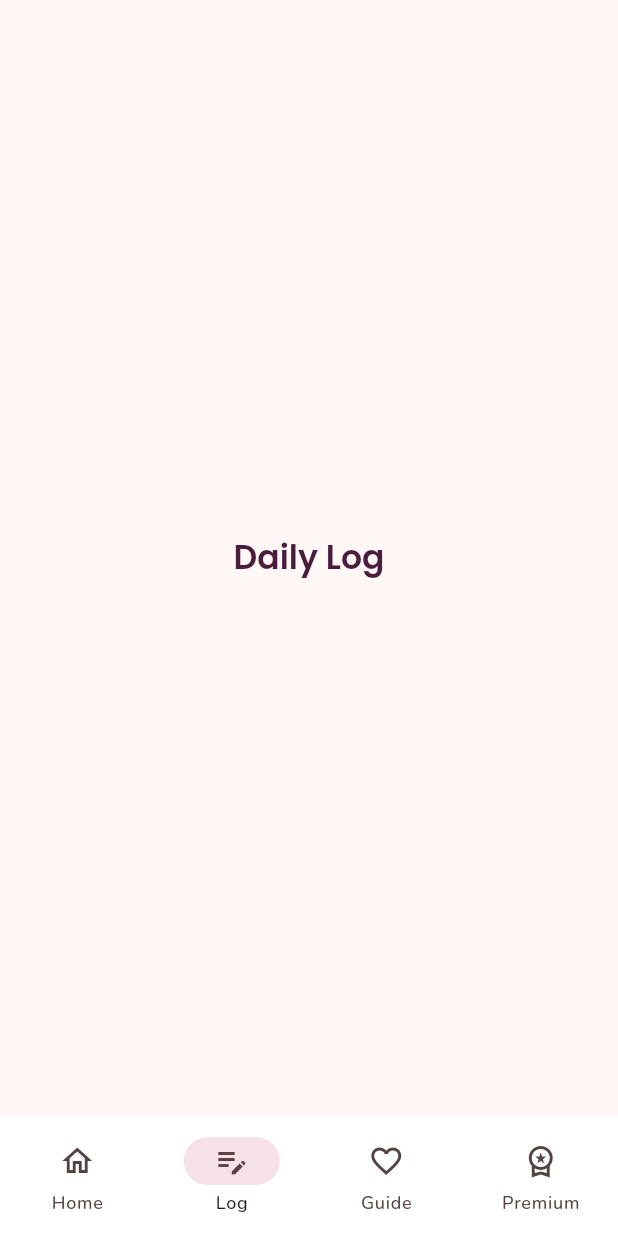
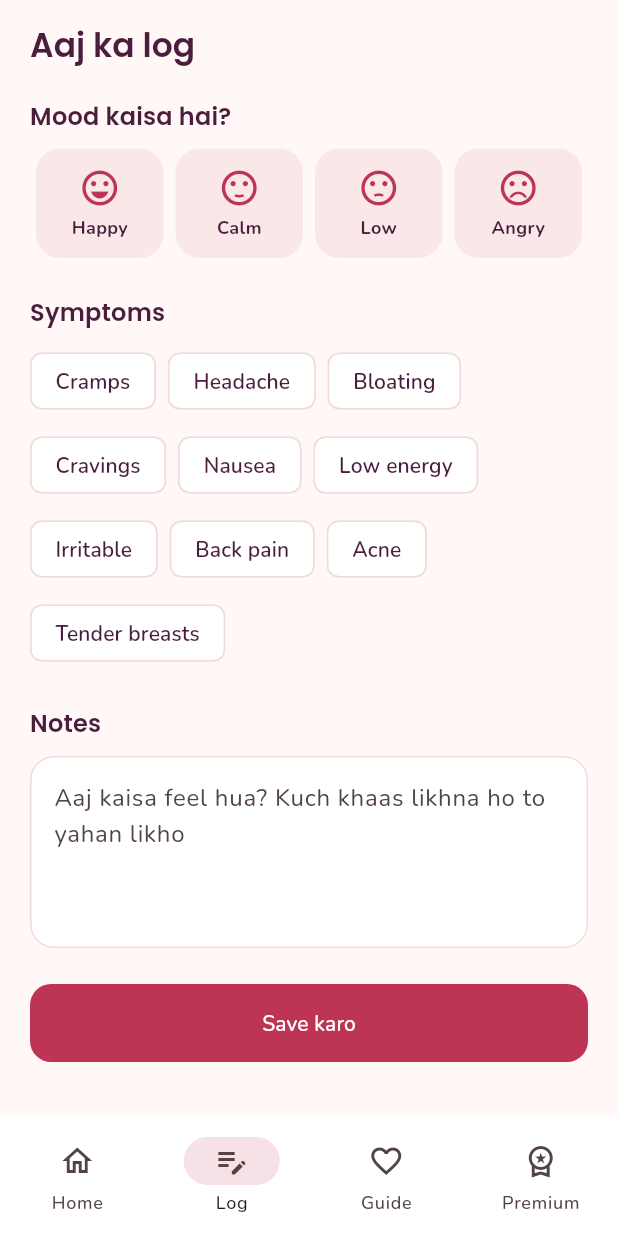
Before and after one commit to SirajAbbas12/menstrual-partner-app, a Flutter app: the screen it shows after launch, item 2 of the bottom bar chosen, on a phone screen of 412 x 824 dp. Run offline on Flutter 3.47's test engine with Material 3 defaults, Android fonts, the phone set to English and light mode, and no system bars; our stand-ins replace flutter_riverpod, google_fonts.

Commit message:
Daily log screen

```diff
--- /dev/null
+++ b/lib/features/logger/log_screen.dart
@@ -0,0 +1,152 @@
+import 'package:flutter/material.dart';
+import '../../core/theme/app_theme.dart';
+
+class LogScreen extends StatefulWidget {
+  const LogScreen({super.key});
+
+  @override
+  State<LogScreen> createState() => _LogScreenState();
+}
+
+class _LogScreenState extends State<LogScreen> {
+  static const _moods = <(String, IconData)>[
+    ('Happy', Icons.sentiment_very_satisfied),
+    ('Calm', Icons.sentiment_satisfied),
+    ('Low', Icons.sentiment_dissatisfied),
+    ('Angry', Icons.sentiment_very_dissatisfied),
+  ];
+
+  static const _symptoms = [
+    'Cramps',
+    'Headache',
+    'Bloating',
+    'Cravings',
+    'Nausea',
+    'Low energy',
+    'Irritable',
+    'Back pain',
+    'Acne',
+    'Tender breasts',
+  ];
+
+  int? _mood;
+  final Set<String> _selected = {};
+  final _notes = TextEditingController();
+
+  @override
+  void dispose() {
+    _notes.dispose();
+    super.dispose();
+  }
+
+  void _save() {
+    ScaffoldMessenger.of(context).showSnackBar(
+      const SnackBar(content: Text('Aaj ka log save ho gaya')),
+    );
+  }
+
+  @override
+  Widget build(BuildContext context) {
+    final theme = Theme.of(context);
+    return SafeArea(
+      child: ListView(
+        padding: const EdgeInsets.fromLTRB(20, 16, 20, 24),
+        children: [
+          Text('Aaj ka log', style: theme.textTheme.headlineSmall),
+          const SizedBox(height: 20),
+          Text('Mood kaisa hai?', style: theme.textTheme.titleMedium),
+          const SizedBox(height: 10),
+          Row(
+            children: [
+              for (var i = 0; i < _moods.length; i++)
+                Expanded(
+                  child: GestureDetector(
+                    onTap: () => setState(() => _mood = i),
+                    child: Container(
+                      margin: const EdgeInsets.symmetric(horizontal: 4),
+                      padding: const EdgeInsets.symmetric(vertical: 12),
+                      decoration: BoxDecoration(
+                        color: _mood == i
+                            ? AppColors.rose
+                            : AppColors.rose.withValues(alpha: 0.08),
+                        borderRadius: BorderRadius.circular(16),
+                      ),
+                      child: Column(
+                        children: [
+                          Icon(_moods[i].$2,
+                              size: 28,
+                              color: _mood == i
+                                  ? Colors.white
+                                  : AppColors.rose),
+                          const SizedBox(height: 4),
+                          Text(
+                            _moods[i].$1,
+                            style: TextStyle(
+                              fontSize: 12,
+                              fontWeight: FontWeight.w700,
+                              color: _mood == i
+                                  ? Colors.white
+                                  : AppColors.plum,
+                            ),
+                          ),
+                        ],
+                      ),
+                    ),
+                  ),
+                ),
+            ],
+          ),
+          const SizedBox(height: 24),
+          Text('Symptoms', style: theme.textTheme.titleMedium),
+          const SizedBox(height: 10),
+          Wrap(
+            spacing: 8,
+            runSpacing: 8,
+            children: [
+              for (final s in _symptoms)
+                FilterChip(
+                  label: Text(s),
+                  selected: _selected.contains(s),
+                  showCheckmark: false,
+                  selectedColor: AppColors.rose,
+                  backgroundColor: Colors.white,
+                  labelStyle: TextStyle(
+                    fontWeight: FontWeight.w600,
+                    color: _selected.contains(s)
+                        ? Colors.white
+                        : AppColors.plum,
+                  ),
+                  side: const BorderSide(color: Color(0xFFF0DDD9)),
+                  onSelected: (v) => setState(() {
+                    v ? _selected.add(s) : _selected.remove(s);
+                  }),
+                ),
+            ],
+          ),
+          const SizedBox(height: 24),
+          Text('Notes', style: theme.textTheme.titleMedium),
+          const SizedBox(height: 10),
+          TextField(
+            controller: _notes,
+            maxLines: 4,
+            decoration: InputDecoration(
+              hintText: 'Aaj kaisa feel hua? Kuch khaas likhna ho to yahan likho',
+              filled: true,
+              fillColor: Colors.white,
+              border: OutlineInputBorder(
+                borderRadius: BorderRadius.circular(16),
+                borderSide: const BorderSide(color: Color(0xFFF0DDD9)),
+              ),
+              enabledBorder: OutlineInputBorder(
+                borderRadius: BorderRadius.circular(16),
+                borderSide: const BorderSide(color: Color(0xFFF0DDD9)),
+              ),
+            ),
+          ),
+          const SizedBox(height: 24),
+          FilledButton(onPressed: _save, child: const Text('Save karo')),
+        ],
+      ),
+    );
+  }
+}
--- a/lib/shared/widgets/app_shell.dart
+++ b/lib/shared/widgets/app_shell.dart
@@ -1,6 +1,7 @@
 import 'package:flutter/material.dart';
 import '../../core/theme/app_theme.dart';
 import '../../features/cycle/presentation/dashboard_screen.dart';
+import '../../features/logger/log_screen.dart';
 
 class AppShell extends StatefulWidget {
   const AppShell({super.key});
@@ -14,7 +15,7 @@ class _AppShellState extends State<AppShell> {
 
   static const _pages = <Widget>[
     DashboardScreen(),
-    _Placeholder('Daily Log'),
+    LogScreen(),
     _Placeholder('Partner Guide'),
     _Placeholder('Premium'),
   ];
```
